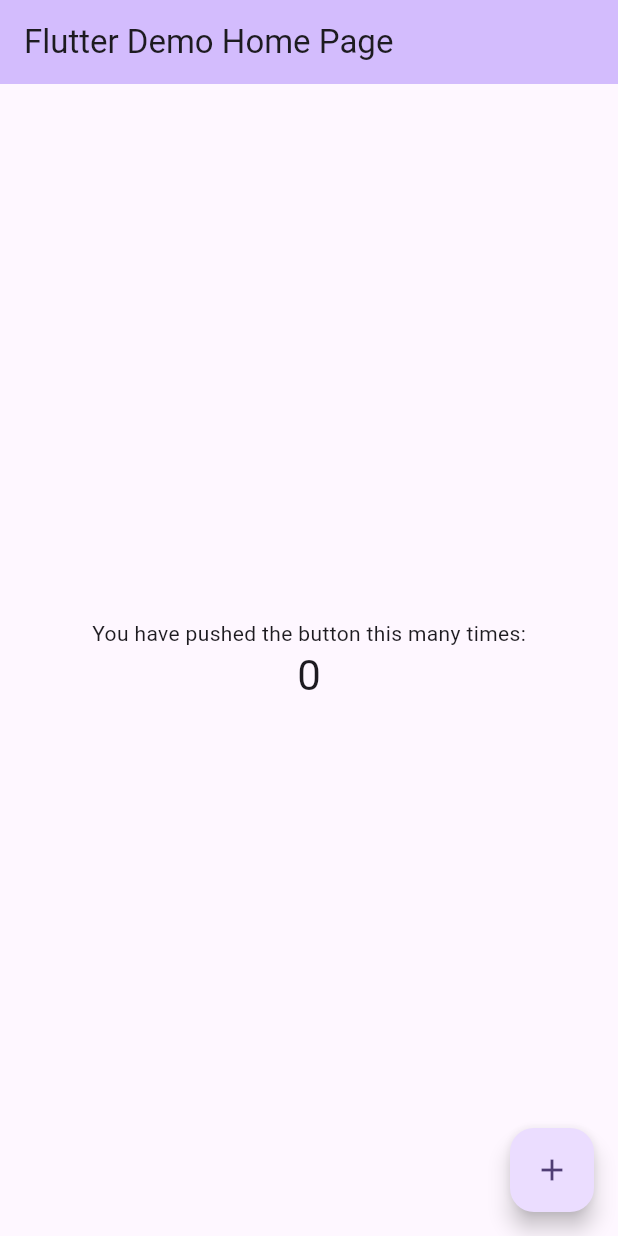
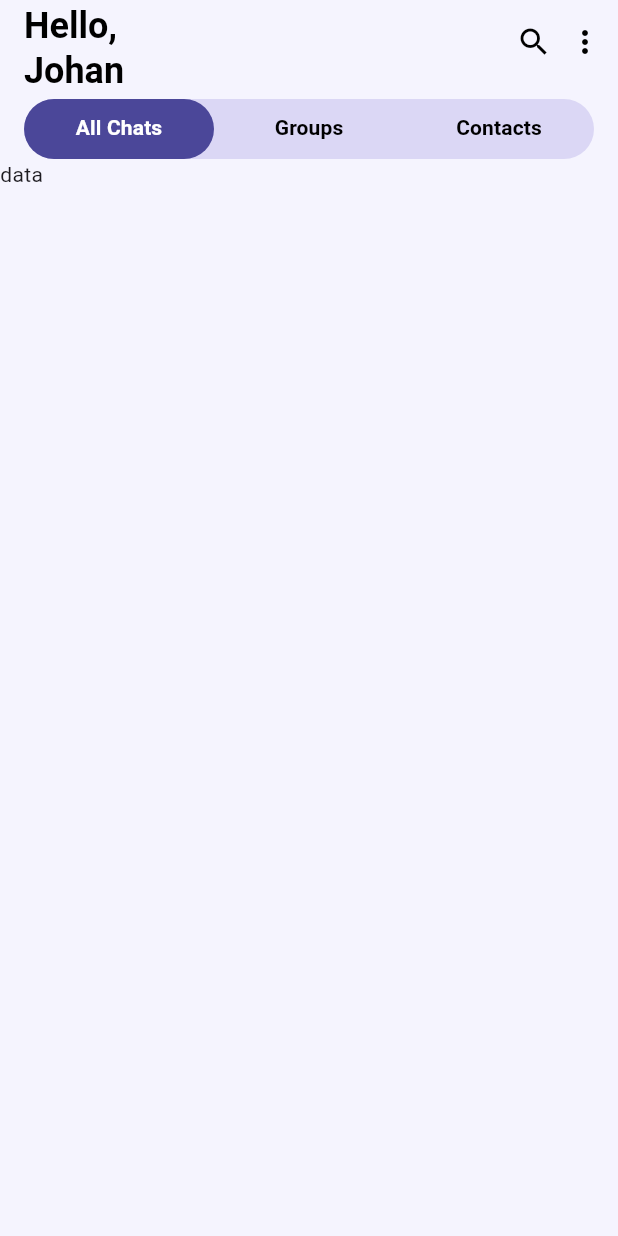
Before and after one commit to sohasara/Chatting-App, a Flutter app: the screen it shows after launch, on a phone screen of 412 x 824 dp. Run offline on Flutter 3.47's test engine with Material 3 defaults, Android fonts, the phone set to English and light mode, and no system bars; our stand-ins replace flutter_riverpod.

Commit message:
Refactor main application structure and add HomePage widget with tab navigation

```diff
--- /dev/null
+++ b/lib/features/chat/presentation/home/homePage.dart
@@ -0,0 +1,73 @@
+import 'package:flutter/material.dart';
+
+//const Color.fromARGB(255, 75, 71, 153)
+class HomePage extends StatelessWidget {
+  const HomePage({super.key});
+
+  @override
+  Widget build(BuildContext context) {
+    return DefaultTabController(
+      length: 3,
+      child: Scaffold(
+        backgroundColor: const Color(0xFFF5F4FE),
+        appBar: AppBar(
+          backgroundColor: const Color(0xFFF5F4FE),
+          title: const Padding(
+            padding: EdgeInsets.only(top: 8.0),
+            child: Text(
+              "Hello,\nJohan",
+              style: TextStyle(
+                color: Colors.black,
+                fontWeight: FontWeight.w600,
+                fontSize: 24,
+              ),
+            ),
+          ),
+          bottom: PreferredSize(
+            preferredSize: const Size.fromHeight(50),
+            child: Padding(
+              padding: const EdgeInsets.symmetric(horizontal: 16.0),
+              child: Container(
+                height: 40,
+                decoration: BoxDecoration(
+                  color: const Color.fromARGB(255, 219, 215, 245),
+                  borderRadius: BorderRadius.circular(25),
+                ),
+                child: TabBar(
+                  dividerColor: Colors.transparent,
+                  indicator: BoxDecoration(
+                    color: const Color.fromARGB(255, 75, 71, 153),
+                    borderRadius: BorderRadius.circular(20),
+                  ),
+                  labelColor: Colors.white,
+                  unselectedLabelColor: Colors.black,
+                  labelStyle: const TextStyle(fontWeight: FontWeight.w600),
+                  indicatorSize: TabBarIndicatorSize.tab,
+                  tabs: const [
+                    Tab(child: Center(child: Text("All Chats"))),
+                    Tab(child: Center(child: Text("Groups"))),
+                    Tab(child: Center(child: Text("Contacts"))),
+                  ],
+                ),
+              ),
+            ),
+          ),
+          actions: const [
+            Icon(Icons.search, color: Colors.black),
+            SizedBox(width: 10),
+            Icon(Icons.more_vert, color: Colors.black),
+            SizedBox(width: 10),
+          ],
+        ),
+        body: const TabBarView(
+          children: [
+            Text("data"),
+            //ChatListScreen(),
+            Center(child: Text("Groups Tab")),
+            Center(child: Text("Contacts Tab")),
+          ],
+        ),
+      ),
+    );
+  }
+}
--- a/lib/main.dart
+++ b/lib/main.dart
@@ -1,122 +1,20 @@
+import 'package:chatting_application/features/chat/presentation/home/homePage.dart';
 import 'package:flutter/material.dart';
+import 'package:flutter_riverpod/flutter_riverpod.dart';
 
 void main() {
-  runApp(const MyApp());
+  runApp(const ProviderScope(child: MyApp()));
 }
 
 class MyApp extends StatelessWidget {
   const MyApp({super.key});
 
-  // This widget is the root of your application.
   @override
   Widget build(BuildContext context) {
     return MaterialApp(
-      title: 'Flutter Demo',
-      theme: ThemeData(
-        // This is the theme of your application.
-        //
-        // TRY THIS: Try running your application with "flutter run". You'll see
-        // the application has a purple toolbar. Then, without quitting the app,
-        // try changing the seedColor in the colorScheme below to Colors.green
-        // and then invoke "hot reload" (save your changes or press the "hot
-        // reload" button in a Flutter-supported IDE, or press "r" if you used
-        // the command line to start the app).
-        //
-        // Notice that the counter didn't reset back to zero; the application
-        // state is not lost during the reload. To reset the state, use hot
-        // restart instead.
-        //
-        // This works for code too, not just values: Most code changes can be
-        // tested with just a hot reload.
-        colorScheme: ColorScheme.fromSeed(seedColor: Colors.deepPurple),
-      ),
-      home: const MyHomePage(title: 'Flutter Demo Home Page'),
+      theme: ThemeData.light(),
+      debugShowCheckedModeBanner: false,
+      home: const HomePage(),
     );
   }
 }
-
-class MyHomePage extends StatefulWidget {
-  const MyHomePage({super.key, required this.title});
-
-  // This widget is the home page of your application. It is stateful, meaning
-  // that it has a State object (defined below) that contains fields that affect
-  // how it looks.
-
-  // This class is the configuration for the state. It holds the values (in this
-  // case the title) provided by the parent (in this case the App widget) and
-  // used by the build method of the State. Fields in a Widget subclass are
-  // always marked "final".
-
-  final String title;
-
-  @override
-  State<MyHomePage> createState() => _MyHomePageState();
-}
-
-class _MyHomePageState extends State<MyHomePage> {
-  int _counter = 0;
-
-  void _incrementCounter() {
-    setState(() {
-      // This call to setState tells the Flutter framework that something has
-      // changed in this State, which causes it to rerun the build method below
-      // so that the display can reflect the updated values. If we changed
-      // _counter without calling setState(), then the build method would not be
-      // called again, and so nothing would appear to happen.
-      _counter++;
-    });
-  }
-
-  @override
-  Widget build(BuildContext context) {
-    // This method is rerun every time setState is called, for instance as done
-    // by the _incrementCounter method above.
-    //
-    // The Flutter framework has been optimized to make rerunning build methods
-    // fast, so that you can just rebuild anything that needs updating rather
-    // than having to individually change instances of widgets.
-    return Scaffold(
-      appBar: AppBar(
-        // TRY THIS: Try changing the color here to a specific color (to
-        // Colors.amber, perhaps?) and trigger a hot reload to see the AppBar
-        // change color while the other colors stay the same.
-        backgroundColor: Theme.of(context).colorScheme.inversePrimary,
-        // Here we take the value from the MyHomePage object that was created by
-        // the App.build method, and use it to set our appbar title.
-        title: Text(widget.title),
-      ),
-      body: Center(
-        // Center is a layout widget. It takes a single child and positions it
-        // in the middle of the parent.
-        child: Column(
-          // Column is also a layout widget. It takes a list of children and
-          // arranges them vertically. By default, it sizes itself to fit its
-          // children horizontally, and tries to be as tall as its parent.
-          //
-          // Column has various properties to control how it sizes itself and
-          // how it positions its children. Here we use mainAxisAlignment to
-          // center the children vertically; the main axis here is the vertical
-          // axis because Columns are vertical (the cross axis would be
-          // horizontal).
-          //
-          // TRY THIS: Invoke "debug painting" (choose the "Toggle Debug Paint"
-          // action in the IDE, or press "p" in the console), to see the
-          // wireframe for each widget.
-          mainAxisAlignment: MainAxisAlignment.center,
-          children: <Widget>[
-            const Text('You have pushed the button this many times:'),
-            Text(
-              '$_counter',
-              style: Theme.of(context).textTheme.headlineMedium,
-            ),
-          ],
-        ),
-      ),
-      floatingActionButton: FloatingActionButton(
-        onPressed: _incrementCounter,
-        tooltip: 'Increment',
-        child: const Icon(Icons.add),
-      ), // This trailing comma makes auto-formatting nicer for build methods.
-    );
-  }
-}
--- a/pubspec.yaml
+++ b/pubspec.yaml
@@ -34,6 +34,7 @@ dependencies:
   # The following adds the Cupertino Icons font to your application.
   # Use with the CupertinoIcons class for iOS style icons.
   cupertino_icons: ^1.0.8
+  flutter_riverpod: ^2.6.1
 
 dev_dependencies:
   flutter_test:
```
Also changed, not shown: pubspec.lock.
